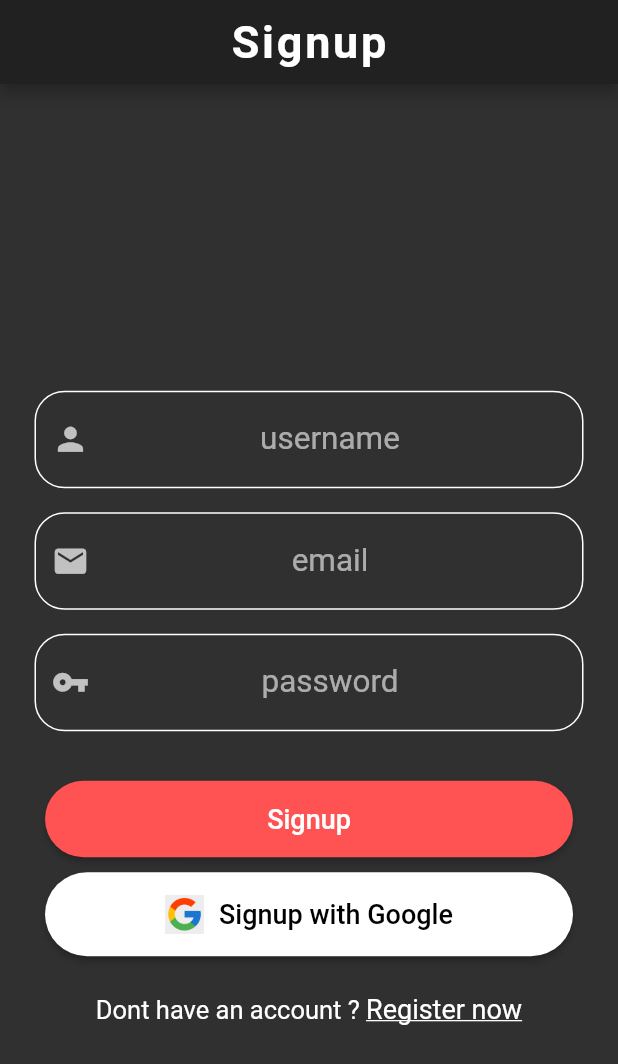
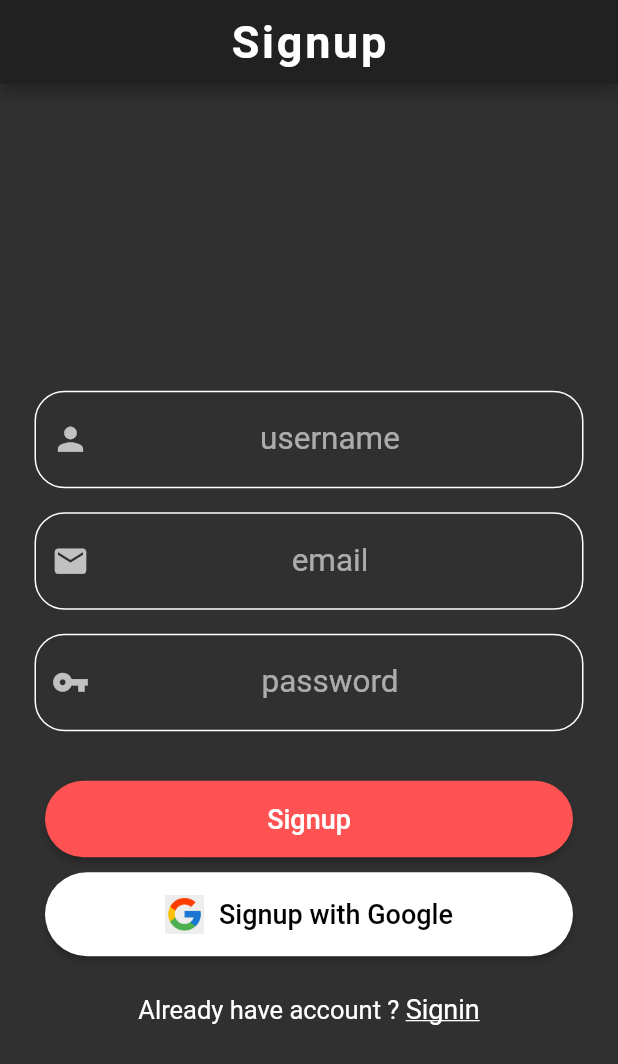
Before and after one commit to iamsourav37/chat_app, a Flutter app: the screen it shows after launch, on a phone screen of 412 x 824 dp. Shown: the top 1064 px of the screen. Run offline on Flutter 3.47's test engine with Material 2 defaults, Android fonts, the phone set to English and light mode, and no system bars.

Commit message:
update signup screen

```diff
--- a/lib/screens/signup.dart
+++ b/lib/screens/signup.dart
@@ -115,7 +115,7 @@ class _SignUpState extends State<SignUp> {
                   mainAxisAlignment: MainAxisAlignment.center,
                   children: [
                     Text(
-                      "Dont have an account ? ",
+                      "Already have account ? ",
                       style: TextStyle(
                         fontSize: 17.0,
                       ),
@@ -125,7 +125,7 @@ class _SignUpState extends State<SignUp> {
                         print("Navigate to signup screen");
                       },
                       child: Text(
-                        "Register now",
+                        "Signin",
                         style: TextStyle(
                           decoration: TextDecoration.underline,
                           fontSize: 18.0,
```
